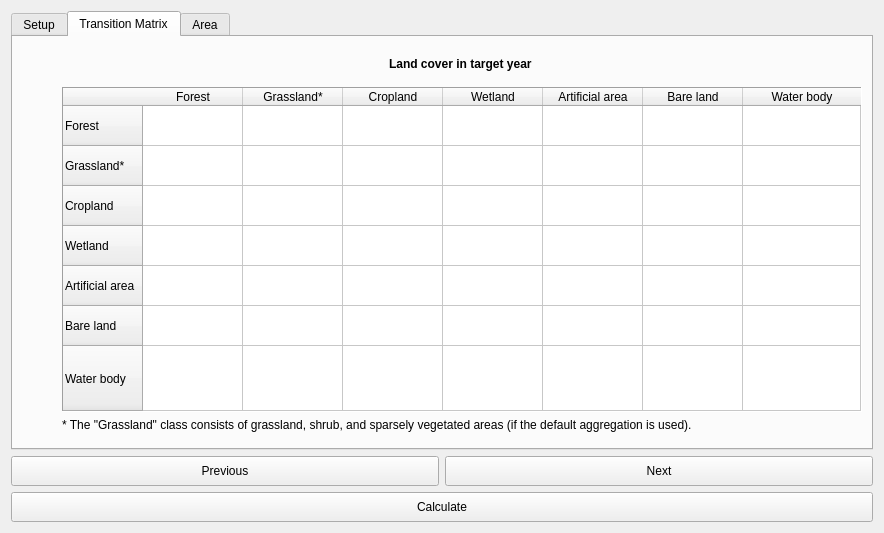
The window that LDMP/gui/DlgCalculateLC.ui (ConservationInternational/trends.earth) describes before a commit, drawn with Qt 5.
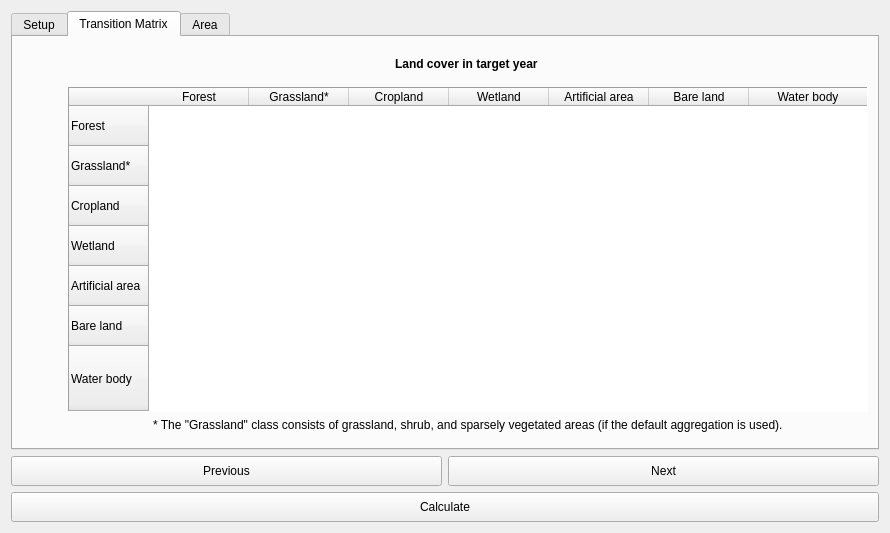
The same window after the commit.

Commit message: Clean up LC table formatting.

Diff of the .ui file:
```diff
--- a/LDMP/gui/DlgCalculateLC.ui
+++ b/LDMP/gui/DlgCalculateLC.ui
@@ -6,7 +6,7 @@
    <rect>
     <x>0</x>
     <y>0</y>
-    <width>844</width>
+    <width>890</width>
     <height>530</height>
    </rect>
   </property>
@@ -327,7 +327,7 @@
       <layout class="QVBoxLayout" name="verticalLayout_4">
        <item>
         <layout class="QGridLayout" name="lc_trans_table_layout" rowminimumheight="0,0,0">
-         <item row="2" column="1">
+         <item row="2" column="1" alignment="Qt::AlignHCenter">
           <widget class="QLabel" name="label_5">
            <property name="text">
             <string>* The &quot;Grassland&quot; class consists of grassland, shrub, and sparsely vegetated areas (if the default aggregation is used).</string>
@@ -391,6 +391,9 @@
            <property name="verticalScrollBarPolicy">
             <enum>Qt::ScrollBarAsNeeded</enum>
            </property>
+           <property name="showGrid">
+            <bool>false</bool>
+           </property>
            <property name="gridStyle">
             <enum>Qt::SolidLine</enum>
            </property>
```
The commit also changes 1 other file.
